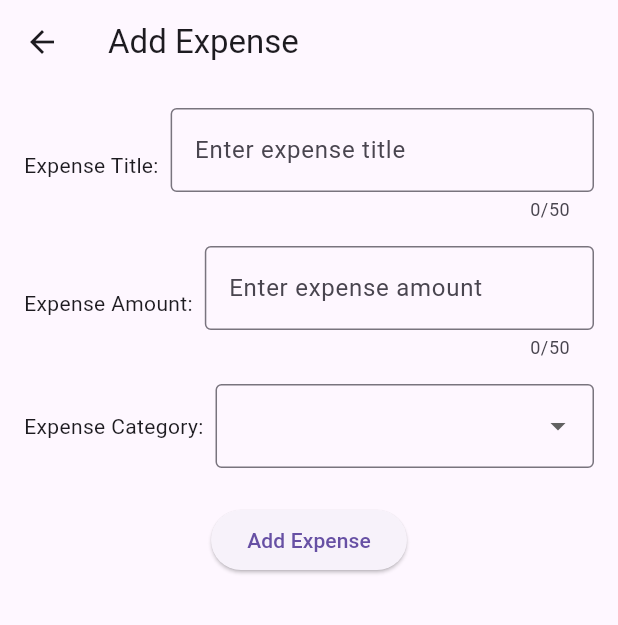
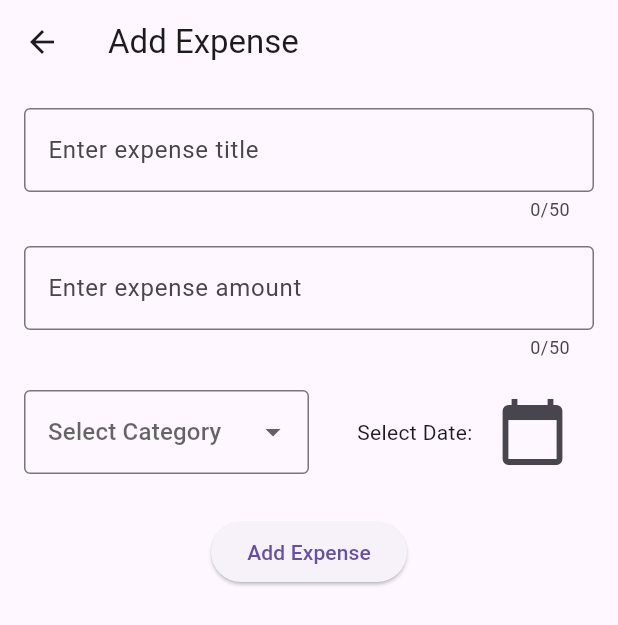
Before and after one commit to Anshuman-Raj/spending-tracker, a Flutter app: the AddExpense screen opened directly with empty values, on a phone screen of 412 x 824 dp. Shown: the top 625 px of the screen. Run offline on Flutter 3.47's test engine with Material 3 defaults, Android fonts, the light colour scheme and no system bars.

Commit message:
add: Date Picker Optional

```diff
--- a/lib/expenses.dart
+++ b/lib/expenses.dart
@@ -12,9 +12,6 @@ class Expenses extends StatefulWidget {
 
 class _ExpensesState extends State<Expenses> {
   final List<Expense> _addedExpenses = [
-    Expense(title: 'Lunch', amount: 9.99, category: Category.food),
-
-    Expense(title: 'Cinema', amount: 15.00, category: Category.leisure),
   ];
 
   void _addExpenseInputOverlay() {
--- a/lib/models/expense.dart
+++ b/lib/models/expense.dart
@@ -29,7 +29,8 @@ class Expense {
     required this.title,
     required this.amount,
     required this.category,
-  }) : id = uuid.v4(), date = DateTime.now();
+    DateTime? date,
+  }) : id = uuid.v4(), date = date?? DateTime.now();
 
   String getDateString() {
     const monthNames = [
--- a/lib/widgets/add_expense.dart
+++ b/lib/widgets/add_expense.dart
@@ -14,6 +14,7 @@ class _AddExpenseState extends State<AddExpense> {
   final TextEditingController _titleController = TextEditingController();
   final TextEditingController _amountController = TextEditingController();
   Category? _selectedCategory;
+  DateTime? _selectedDate;
 
   @override
   void dispose() {
@@ -26,19 +27,19 @@ class _AddExpenseState extends State<AddExpense> {
     final title = _titleController.text.trim();
     final amount = double.tryParse(_amountController.text.trim());
     final category = _selectedCategory;
+    final date = _selectedDate;
 
-    if (title.isEmpty || amount == null || amount <= 0 || category == null) {
+    if (title.isEmpty ||
+        amount == null ||
+        amount <= 0 ||
+        category == null) {
       ScaffoldMessenger.of(context).showSnackBar(
         const SnackBar(content: Text('Please fill in all fields correctly')),
       );
       return;
     }
 
-    final expense = Expense(
-      title: title,
-      amount: amount,
-      category: category,
-    );
+    final expense = Expense(title: title, amount: amount, category: category, date: date);
 
     widget.addExpenseMethod(expense);
     Navigator.pop(context);
@@ -47,9 +48,7 @@ class _AddExpenseState extends State<AddExpense> {
   @override
   Widget build(BuildContext context) {
     return Scaffold(
-      appBar: AppBar(
-        title: const Text('Add Expense'),
-      ),
+      appBar: AppBar(title: const Text('Add Expense')),
       resizeToAvoidBottomInset: true,
       body: SingleChildScrollView(
         child: Padding(
@@ -59,8 +58,8 @@ class _AddExpenseState extends State<AddExpense> {
             children: [
               Row(
                 children: [
-                  const Text('Expense Title:'),
-                  const SizedBox(width: 8),
+                  // const Text('Expense Title:'),
+                  // const SizedBox(width: 8),
                   Expanded(
                     child: TextField(
                       maxLength: 50,
@@ -70,15 +69,15 @@ class _AddExpenseState extends State<AddExpense> {
                         hintText: 'Enter expense title',
                       ),
                     ),
-                  )
-
-                ],),
+                  ),
+                ],
+              ),
 
               const SizedBox(height: 16),
               Row(
                 children: [
-                  const Text('Expense Amount:'),
-                  const SizedBox(width: 8),
+                  // const Text('Expense Amount:'),
+                  // const SizedBox(width: 8),
                   Expanded(
                     child: TextField(
                       maxLength: 50,
@@ -87,19 +86,21 @@ class _AddExpenseState extends State<AddExpense> {
                         border: OutlineInputBorder(),
                         hintText: 'Enter expense amount',
                       ),
-                      keyboardType: TextInputType.numberWithOptions(decimal: true),
+                      keyboardType: TextInputType.numberWithOptions(
+                        decimal: true,
+                      ),
                     ),
                   ),
-
                 ],
               ),
               const SizedBox(height: 16),
               Row(
                 children: [
-                  const Text('Expense Category:'),
-                  const SizedBox(width: 8),
-                  Expanded(
+                  // Flexible(child: const Text('Expense Category:')),
+                  // const SizedBox(width: 8),
+                  Flexible(
                     child: DropdownButtonFormField<Category>(
+                      hint: const Text("Select Category"),
                       initialValue: _selectedCategory,
                       items: Category.values.map((category) {
                         return DropdownMenuItem(
@@ -117,13 +118,44 @@ class _AddExpenseState extends State<AddExpense> {
                       ),
                     ),
                   ),
+
+
+                  Flexible(
+                    child: Container(
+                      alignment: Alignment.centerRight,
+                      child: Row(
+                        children: [
+                          const SizedBox(width: 32),
+                          const Text("Select Date:"),
+                          const SizedBox(width: 8),
+                          IconButton(
+                            icon: const Icon(Icons.calendar_today),
+                            iconSize: 48,
+                            onPressed: () async {
+                              final pickedDate = await showDatePicker(
+                                context: context,
+                                initialDate: DateTime.now(),
+                                firstDate: DateTime(2000),
+                                lastDate: DateTime(2100),
+                              );
+                              if (pickedDate != null) {
+                                setState(() {
+                                  _selectedDate = pickedDate;
+                                });
+                              }
+                            },
+                          ),
+                        ],
+                      ),
+                    ),
+                  ),
                 ],
               ),
               const SizedBox(height: 24),
               ElevatedButton(
                 onPressed: _submitExpense,
                 child: const Text('Add Expense'),
-              )
+              ),
             ],
           ),
         ),
```
